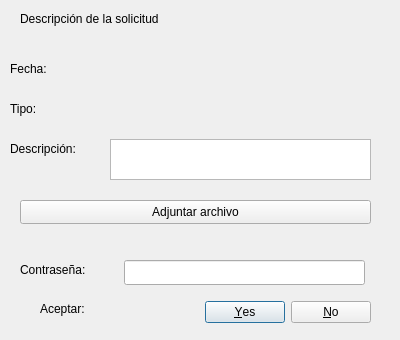
Before: the Qt Designer form Interfaz/request_description.ui in Los-Pollitos/PI-Redes-Sistemas-Operativos, drawn with Qt 5.
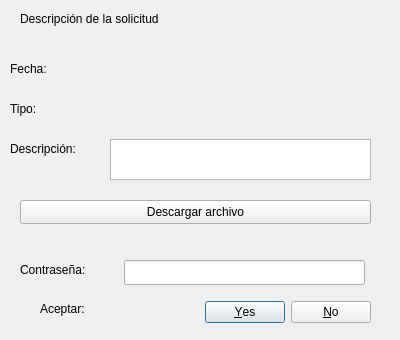
After: the same form once the commit is applied.

Diff of the .ui file:
```diff
--- a/Interfaz/request_description.ui
+++ b/Interfaz/request_description.ui
@@ -153,7 +153,7 @@
     </rect>
    </property>
    <property name="text">
-    <string>Adjuntar archivo</string>
+    <string>Descargar archivo</string>
    </property>
   </widget>
   <widget class="QPlainTextEdit" name="label_descripcion">
```
